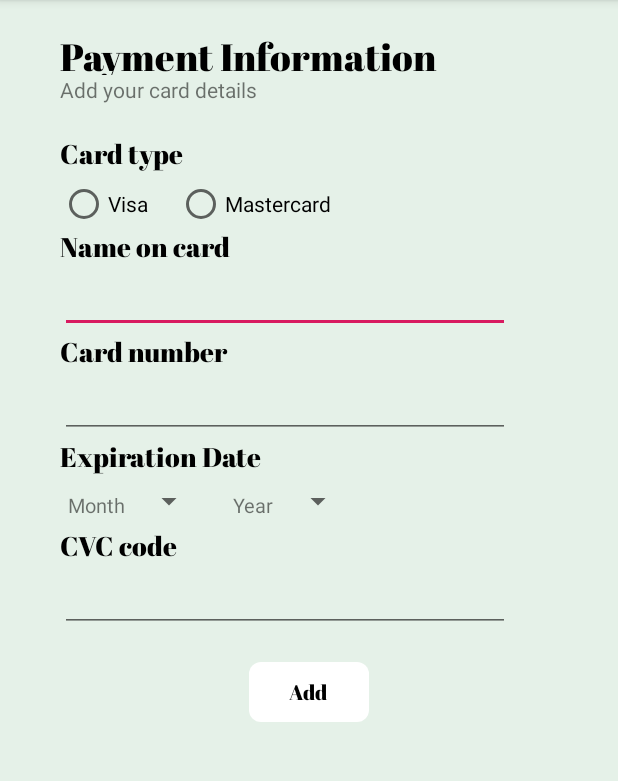
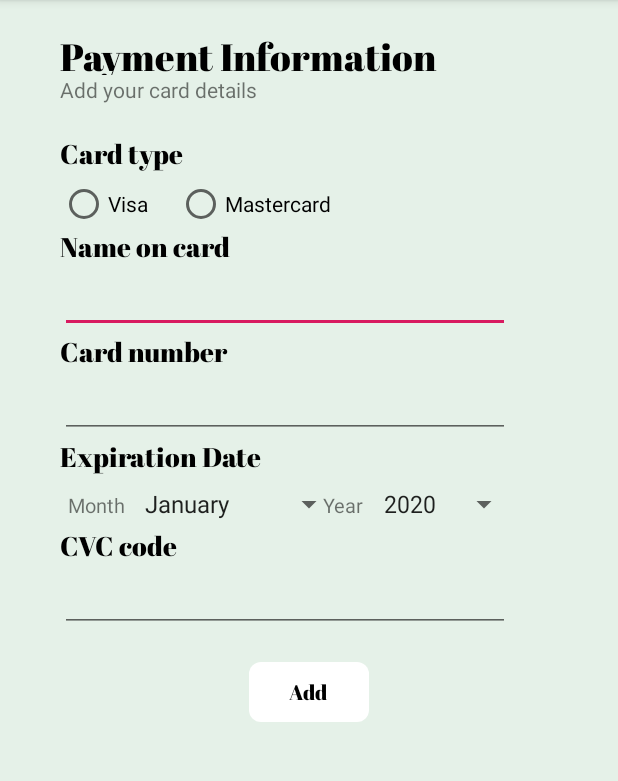
Before and after one commit to adel350/cleanIT, an Android app: the PaymentInformation screen opened directly, with no data from a screen before it, on a phone screen of 412 x 824 dp, the part 84-865 px from its top. Run offline under Robolectric (Android 15) with nearby library versions, the phone set to English and light mode, and no system bars.

Commit message:
Populated spinners in Payment Info page

```diff
--- a/app/src/main/java/com/example/cleanit/AccountDetails.java
+++ b/app/src/main/java/com/example/cleanit/AccountDetails.java
@@ -5,6 +5,8 @@ import androidx.appcompat.app.AppCompatActivity;
 import android.content.Intent;
 import android.os.Bundle;
 import android.view.View;
+import android.widget.ArrayAdapter;
+import android.widget.Spinner;
 
 public class AccountDetails extends AppCompatActivity {
 
@@ -12,6 +14,8 @@ public class AccountDetails extends AppCompatActivity {
     protected void onCreate(Bundle savedInstanceState) {
         super.onCreate(savedInstanceState);
         setContentView(R.layout.activity_account_details);
+
+
     }
 
     public void goToNewOrderPage(View view) {
--- a/app/src/main/java/com/example/cleanit/PaymentInformation.java
+++ b/app/src/main/java/com/example/cleanit/PaymentInformation.java
@@ -5,13 +5,31 @@ import androidx.appcompat.app.AppCompatActivity;
 import android.content.Intent;
 import android.os.Bundle;
 import android.view.View;
+import android.widget.ArrayAdapter;
+import android.widget.Spinner;
 
 public class PaymentInformation extends AppCompatActivity {
+
+    private Spinner spinner1;
+    private ArrayAdapter<CharSequence> spinner_adapter1;
+
+    private Spinner spinner2;
+    private ArrayAdapter<CharSequence> spinner_adapter2;
 
     @Override
     protected void onCreate(Bundle savedInstanceState) {
         super.onCreate(savedInstanceState);
         setContentView(R.layout.activity_payment_information);
+
+        spinner1 = findViewById(R.id.update_month_expiration);
+        spinner_adapter1 = ArrayAdapter.createFromResource(this, R.array.month, android.R.layout.simple_spinner_item);
+        spinner_adapter1.setDropDownViewResource(android.R.layout.simple_spinner_dropdown_item);
+        spinner1.setAdapter(spinner_adapter1);
+
+        spinner2 = findViewById(R.id.update_year_expiration);
+        spinner_adapter2 = ArrayAdapter.createFromResource(this, R.array.year, android.R.layout.simple_spinner_item);
+        spinner_adapter2.setDropDownViewResource(android.R.layout.simple_spinner_dropdown_item);
+        spinner2.setAdapter(spinner_adapter2);
     }
 
     public void addPaymentInformation(View view) {
--- a/app/src/main/res/layout/activity_payment_information.xml
+++ b/app/src/main/res/layout/activity_payment_information.xml
@@ -174,7 +174,7 @@
         android:layout_height="wrap_content"
         android:orientation="horizontal"
         android:layout_below="@id/expirationDate"
-        android:layout_marginStart="150dp">
+        android:layout_marginStart="210dp">
 
         <TextView
             android:layout_width="wrap_content"
--- a/app/src/main/res/values/strings.xml
+++ b/app/src/main/res/values/strings.xml
@@ -27,4 +27,25 @@
         <item>8:00 PM</item>
         <item>9:00 PM</item>
     </string-array>
+    <string-array name="month">
+        <item>January</item>
+        <item>February</item>
+        <item>March</item>
+        <item>April</item>
+        <item>May</item>
+        <item>June</item>
+        <item>July</item>
+        <item>August</item>
+        <item>September</item>
+        <item>October</item>
+        <item>November</item>
+        <item>December</item>
+    </string-array>
+    <string-array name="year">
+        <item>2020</item>
+        <item>2021</item>
+        <item>2022</item>
+        <item>2023</item>
+        <item>2024</item>
+    </string-array>
 </resources>
```
